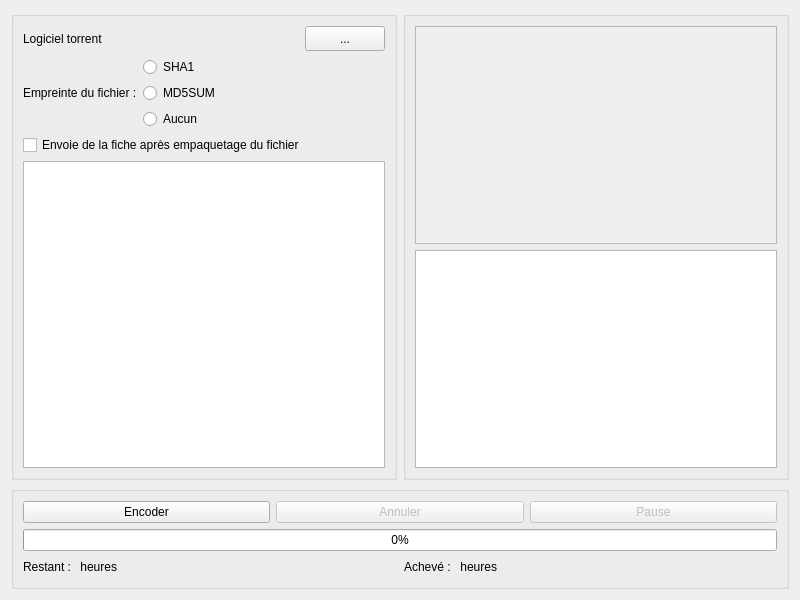
Before: the Qt Designer form src/View/encodepane.ui in cinemaouvert/OCT, drawn with Qt 5.
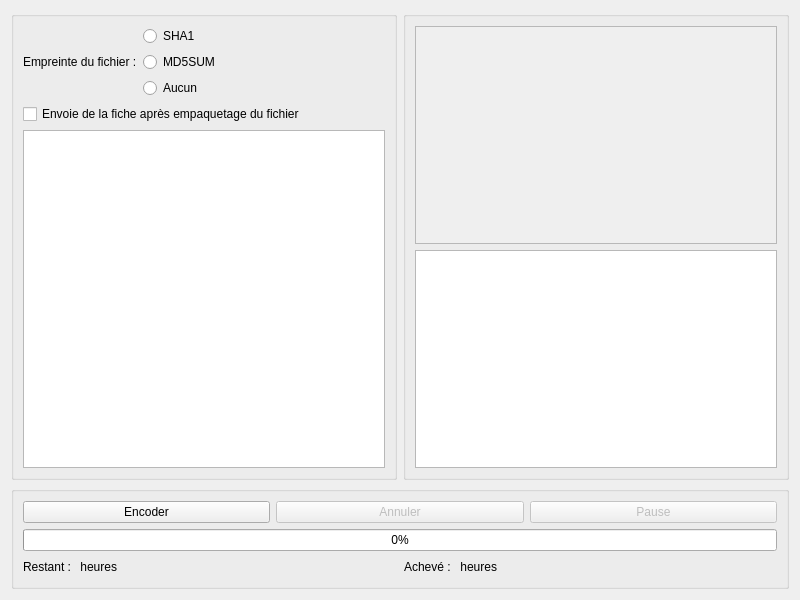
After: the same form once the commit is applied. Custom widgets are drawn as their Qt base class.

What changed in the file:
```diff
--- a/src/View/encodepane.ui
+++ b/src/View/encodepane.ui
@@ -25,59 +25,6 @@
         <string/>
        </property>
        <layout class="QVBoxLayout" name="verticalLayout_3">
-        <item>
-         <layout class="QHBoxLayout" name="horizontalLayoutTorrentSoftware">
-          <property name="leftMargin">
-           <number>0</number>
-          </property>
-          <item>
-           <widget class="QLabel" name="labelTorrentSoftware">
-            <property name="text">
-             <string>Logiciel torrent</string>
-            </property>
-           </widget>
-          </item>
-          <item>
-           <spacer name="horizontalSpacerTorrentSoftware">
-            <property name="orientation">
-             <enum>Qt::Horizontal</enum>
-            </property>
-            <property name="sizeHint" stdset="0">
-             <size>
-              <width>40</width>
-              <height>20</height>
-             </size>
-            </property>
-           </spacer>
-          </item>
-          <item>
-           <widget class="QLabel" name="labelTorrentSoftwarePath">
-            <property name="minimumSize">
-             <size>
-              <width>125</width>
-              <height>25</height>
-             </size>
-            </property>
-            <property name="text">
-             <string/>
-            </property>
-           </widget>
-          </item>
-          <item>
-           <widget class="QPushButton" name="pushButtonTorrentSoftware">
-            <property name="minimumSize">
-             <size>
-              <width>25</width>
-              <height>25</height>
-             </size>
-            </property>
-            <property name="text">
-             <string>...</string>
-            </property>
-           </widget>
-          </item>
-         </layout>
-        </item>
         <item>
          <layout class="QHBoxLayout" name="horizontalLayoutFilePrint">
           <item>
```
